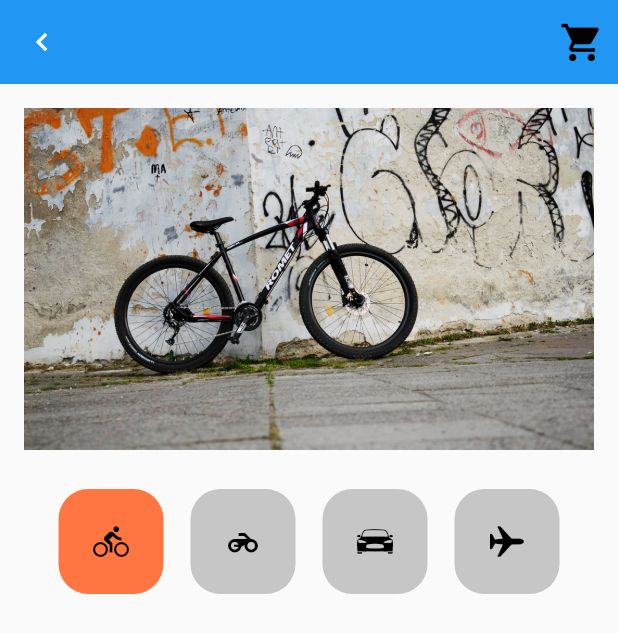
After one commit to kimyongyeon/flutter-toy-project, a Flutter app: the screen it shows after launch, after a tap on "쇼핑앱으로 이동 ....", on a phone screen of 412 x 824 dp. The commit adds this screen. Shown: the top 633 px of the screen. Run offline on Flutter 3.47's test engine with Material 2 defaults, Android fonts, the light colour scheme and no system bars; our stand-ins replace flutter_svg.

Commit message:
쇼핑 카트 앱 - 구조 잡기 - 헤더 만들기 - 이미지 가운데 그리기 - 이미지 셀렉터 버튼 만들기
todo
- 쇼핑카트 디테일 만들기
- 컨텐츠 영역 만들어야 함.

```diff
--- a/lib/main.dart
+++ b/lib/main.dart
@@ -1,6 +1,7 @@
 import 'package:flutter/material.dart';
 import 'package:toy_project/pages/home.dart';
 import 'package:toy_project/pages/login/login_main.dart';
+import 'package:toy_project/pages/shopping_cart/shopping_cart.dart';
 import 'package:toy_project/pages/todo/Todo.dart';
 import 'package:toy_project/theme.dart';
 
@@ -21,6 +22,7 @@ class MyApp extends StatelessWidget {
       routes: {
         '/login': (context) => LoginMain(),
         '/home': (context) => HomePage(),
+        '/shopping_cart': (context) => ShoppingCart()
       },
     );
   }
--- /dev/null
+++ b/lib/material.dart
@@ -0,0 +1,5 @@
+import 'package:flutter/material.dart';
+
+const kPrimaryColor = Color(0xFFeeeeee);
+const kSecondaryColor = Color(0xFFc6c6c6);
+const kAccentColor = Color(0xFFff7643);
--- a/lib/pages/login/login_main.dart
+++ b/lib/pages/login/login_main.dart
@@ -1,5 +1,4 @@
 import 'package:flutter/material.dart';
-import 'package:flutter_svg/flutter_svg.dart';
 import 'package:toy_project/components/custom_form.dart';
 import 'package:toy_project/components/logo.dart';
 
@@ -27,6 +26,10 @@ class _LoginMainState extends State<LoginMain> {
               title: '로그인',
             ),
             SizedBox(height: large_gap,),
+            TextButton(onPressed: () {
+              Navigator.pushNamed(context, "/shopping_cart");
+            }, child: Text('쇼핑앱으로 이동 .... ')),
+            SizedBox(height: large_gap,),
             CustomForm(),
           ],
         ),
--- /dev/null
+++ b/lib/pages/shopping_cart/shopping_cart.dart
@@ -0,0 +1,58 @@
+import 'package:flutter/material.dart';
+import 'package:toy_project/pages/shopping_cart/shopping_cart_header.dart';
+
+class ShoppingCart extends StatelessWidget {
+  const ShoppingCart({Key? key}) : super(key: key);
+
+  @override
+  Widget build(BuildContext context) {
+    return Scaffold(
+      appBar: _buildShoppingCartAppBar(context),
+      body: Container(
+        child: Column(
+          children: [
+            ShoppingCartHeader(),
+            sectionContainer(context),
+          ],
+        ),
+      ),
+    );
+  }
+
+  AppBar _buildShoppingCartAppBar(BuildContext context) => AppBar(
+    leading:  InkWell(
+      onTap: () {
+        Navigator.pop(context);
+      },
+      child: Container(
+        alignment: Alignment.center,
+        // 컨테이너 내부 Text 위젯 정렬시 사용
+        width: 150,
+        height: 45,
+        child: const Icon(Icons.chevron_left),
+        decoration: BoxDecoration(
+            color: Colors.blue, borderRadius: BorderRadius.circular(10)),
+      ),
+    ),
+    actions: [
+      IconButton(
+        iconSize: 30,
+        onPressed: () {
+          print('search click!!!');
+        },
+        icon: const Icon(
+          Icons.shopping_cart,
+          color: Colors.black,
+        ),
+      ),
+    ],
+    elevation: 0.0,
+  );
+
+
+
+  Widget sectionContainer(BuildContext context) => SizedBox(height: 1.0,);
+
+
+
+}
--- /dev/null
+++ b/lib/pages/shopping_cart/shopping_cart_header.dart
@@ -0,0 +1,74 @@
+import 'package:flutter/cupertino.dart';
+import 'package:flutter/material.dart';
+import 'package:toy_project/material.dart';
+
+class ShoppingCartHeader extends StatefulWidget {
+  const ShoppingCartHeader({Key? key}) : super(key: key);
+
+  @override
+  State<ShoppingCartHeader> createState() => _ShoppingCartHeaderState();
+}
+
+class _ShoppingCartHeaderState extends State<ShoppingCartHeader> {
+  int selectedId = 0;
+  List<String> selectedPic = [
+    "assets/p1.jpeg",
+    "assets/p2.jpeg",
+    "assets/p3.jpeg",
+    "assets/p4.jpeg",
+  ];
+
+  @override
+  Widget build(BuildContext context) {
+    return Container(
+      child: Column(
+        children: [_buildheaderPic(context), _buildHeaderSelector(context)],
+      ),
+    );
+  }
+
+  Widget _buildheaderPic(BuildContext context) =>
+      Padding(
+        padding: EdgeInsets.all(16.0),
+        child: AspectRatio(
+          aspectRatio: 5 / 3,
+          child: Image.asset(
+            selectedPic[selectedId],
+            fit: BoxFit.cover,
+          ),
+        ),
+      );
+
+  Widget _buildHeaderSelector(BuildContext context) =>
+      Padding(
+        padding: EdgeInsets.only(left: 30, right: 30, top: 10, bottom: 30),
+        child: Row(
+          mainAxisAlignment: MainAxisAlignment.spaceAround,
+          children: [
+            _buildHeaderSelectorButton(0, Icons.directions_bike),
+            _buildHeaderSelectorButton(1, Icons.motorcycle),
+            _buildHeaderSelectorButton(2, CupertinoIcons.car_detailed),
+            _buildHeaderSelectorButton(3, CupertinoIcons.airplane),
+          ],
+        ),
+      );
+
+  _buildHeaderSelectorButton(int id, IconData mIcon) {
+    return Container(
+      width: 70,
+      height: 70,
+      decoration: BoxDecoration(
+        color: id == selectedId ? kAccentColor : kSecondaryColor,
+        borderRadius: BorderRadius.circular(20),
+      ),
+      child: IconButton(
+        icon: Icon(mIcon, color: Colors.black),
+        onPressed: () {
+          setState(() {
+            selectedId = id;
+          });
+        },
+      ),
+    );
+  }
+}
--- a/lib/theme.dart
+++ b/lib/theme.dart
@@ -1,4 +1,5 @@
 import 'package:flutter/material.dart';
+import 'package:toy_project/material.dart';
 
 ThemeData theme() {
   return ThemeData(
@@ -23,3 +24,10 @@ ThemeData buttonTheme() {
     )
   );
 }
+
+ThemeData shoppingCartTheme() {
+  return ThemeData(
+    primaryColor: kPrimaryColor,
+    scaffoldBackgroundColor: kPrimaryColor,
+  );
+}
```
Also changed, not shown: assets/p1.jpeg (added), assets/p2.jpeg (added), assets/p3.jpeg (added), assets/p4.jpeg (added).
